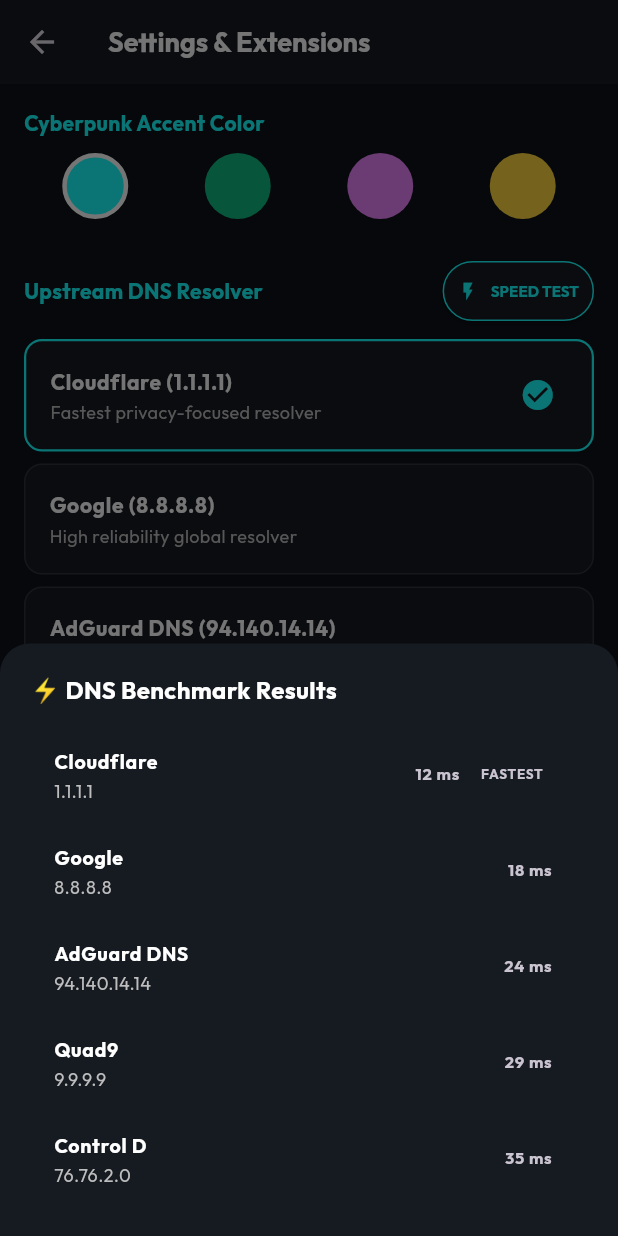
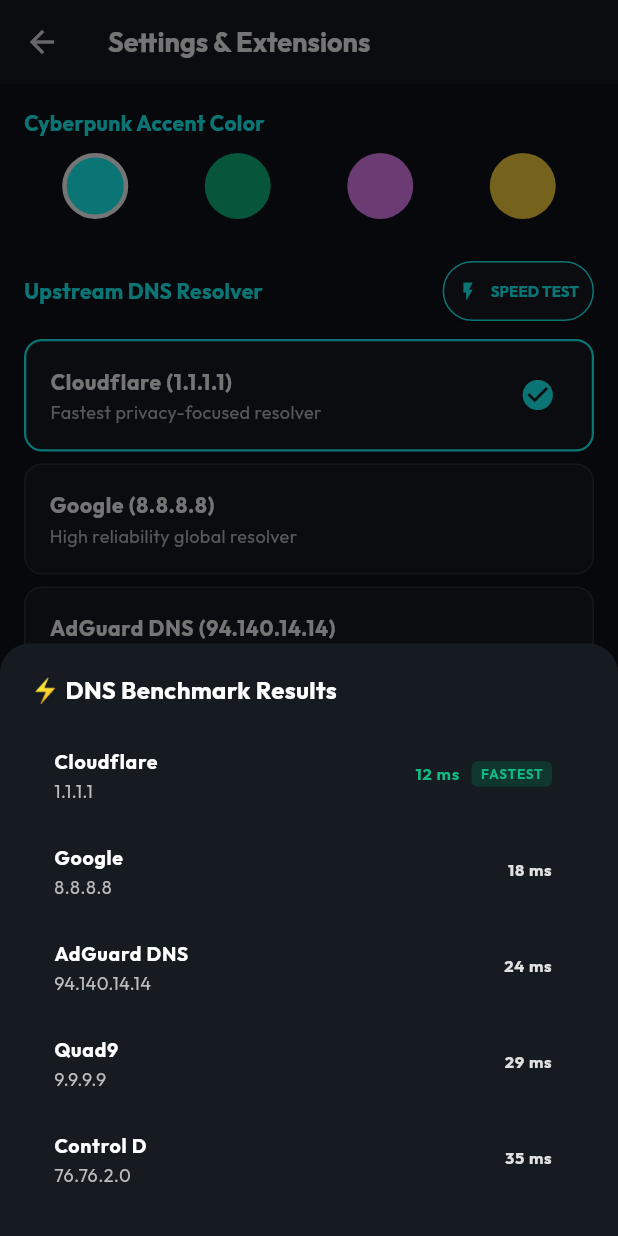
Before and after one commit to vannt-dev/aegis-net, a Flutter app: the SettingsScreen screen opened directly, after a tap on "SPEED TEST", on a phone screen of 412 x 824 dp. Run offline on Flutter 3.47's test engine with Material 3 defaults, Android fonts, the phone set to English and light mode, and no system bars; our stand-ins replace fl_chart, flutter_animate, google_fonts, shared_preferences; missing offline and left inert: dart:ffi; accounts and stored records are empty.

Commit message:
fix: replace emerald color references in settings_screen.dart

```diff
--- a/lib/src/screens/settings_screen.dart
+++ b/lib/src/screens/settings_screen.dart
@@ -4,6 +4,9 @@
 import '../providers/vpn_provider.dart';
 import '../providers/theme_provider.dart';
 import '../services/dns_benchmark_service.dart';
+
+const Color emeraldColor = Color(0xFF10B981);
+const Color emeraldDarkColor = Color(0xFF065F46);
 
 class SettingsScreen extends StatelessWidget {
   const SettingsScreen({super.key});
@@ -59,7 +62,7 @@
                       Text(
                         '${r.latencyMs} ms',
                         style: TextStyle(
-                          color: r.isFastest ? Colors.emeraldAccent : Colors.grey.shade300,
+                          color: r.isFastest ? emeraldColor : Colors.grey.shade300,
                           fontWeight: FontWeight.bold,
                         ),
                       ),
@@ -68,10 +71,10 @@
                           margin: const EdgeInsets.only(left: 8),
                           padding: const EdgeInsets.symmetric(horizontal: 6, vertical: 2),
                           decoration: BoxDecoration(
-                            color: Colors.emerald.withOpacity(0.2),
+                            color: emeraldDarkColor.withOpacity(0.4),
                             borderRadius: BorderRadius.circular(4),
                           ),
-                          child: const Text('FASTEST', style: TextStyle(color: Colors.emeraldAccent, fontSize: 9, fontWeight: FontWeight.bold)),
+                          child: const Text('FASTEST', style: TextStyle(color: emeraldColor, fontSize: 9, fontWeight: FontWeight.bold)),
                         ),
                     ],
                   ),
@@ -120,7 +123,7 @@
             mainAxisAlignment: MainAxisAlignment.spaceAround,
             children: [
               _buildThemeCircle(context, theme, NeonTheme.cyan, Colors.cyanAccent),
-              _buildThemeCircle(context, theme, NeonTheme.emerald, const Color(0xFF10B981)),
+              _buildThemeCircle(context, theme, NeonTheme.emerald, emeraldColor),
               _buildThemeCircle(context, theme, NeonTheme.purple, Colors.purpleAccent.shade100),
               _buildThemeCircle(context, theme, NeonTheme.gold, Colors.amberAccent),
             ],
```
